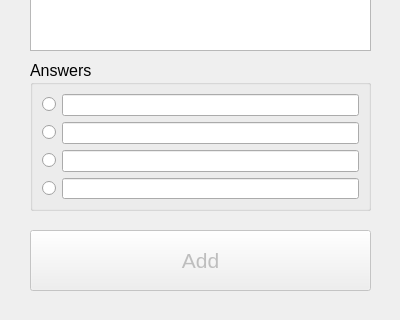
Old version of the form src/qt/dialog2.ui in the repository tushino-llc/ProTest; both pictures show x 0 to 400 and y 220 to 540 of the 400 by 540 pixel window.
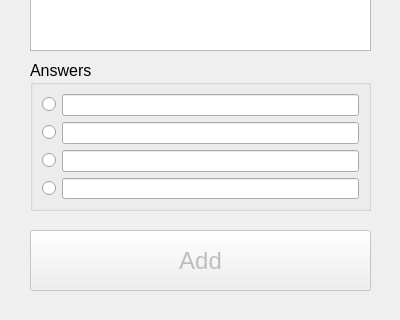
New version of the form.

Commit message: Anton: change UI font size 10→11

The edit to the form file:
```diff
--- a/src/qt/dialog2.ui
+++ b/src/qt/dialog2.ui
@@ -120,7 +120,7 @@
    </property>
    <property name="font">
     <font>
-     <pointsize>16</pointsize>
+     <pointsize>18</pointsize>
     </font>
    </property>
    <property name="text">
@@ -187,7 +187,7 @@
     </item>
    </layout>
   </widget>
-  <widget class="QWidget" name="">
+  <widget class="QWidget" name="layoutWidget">
    <property name="geometry">
     <rect>
      <x>30</x>
```
Left out of the diff: 40 changed lines with no effect on the pictures. The commit also changes 4 other files.
